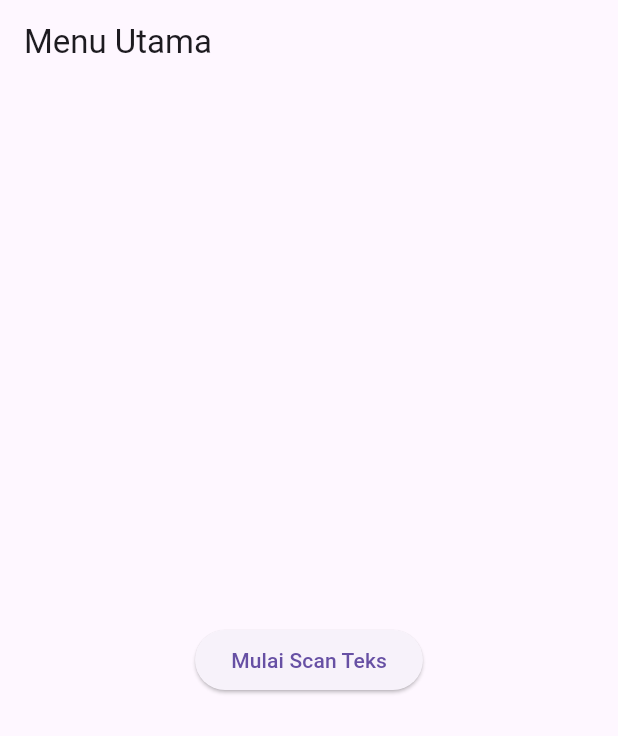
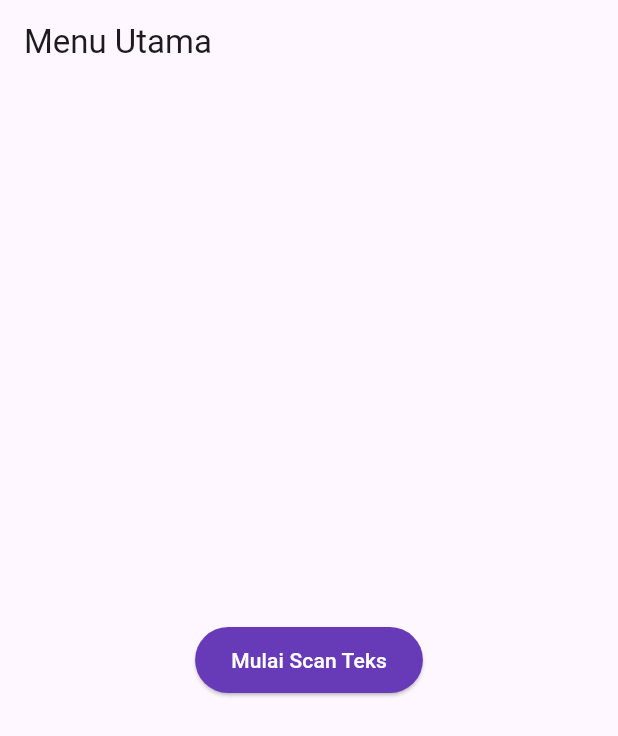
Before and after one commit to tugaskuliahh1/ocr_sederhanaUTS, a Flutter app: the screen it shows after launch, on a phone screen of 412 x 824 dp. Shown: the top 736 px of the screen. Run offline on Flutter 3.47's test engine with Material 3 defaults, Android fonts, the phone set to English and light mode, and no system bars; our stand-ins replace camera, flutter_tts; missing offline and left inert: google_mlkit_text_recognition.

Commit message:
update uts soal 1

```diff
--- a/lib/screens/home_screen.dart
+++ b/lib/screens/home_screen.dart
@@ -1,5 +1,5 @@
 import 'package:flutter/material.dart';
-import 'package:ocr_sederhana/screens/scan_screen.dart';
+import 'scan_screen.dart';
 
 class HomeScreen extends StatelessWidget {
   const HomeScreen({super.key});
@@ -16,7 +16,14 @@ class HomeScreen extends StatelessWidget {
               MaterialPageRoute(builder: (_) => const ScanScreen()),
             );
           },
-          child: const Text('Mulai Scan Teks'),
+          style: ElevatedButton.styleFrom(
+            backgroundColor: Colors.deepPurple,
+            padding: const EdgeInsets.symmetric(horizontal: 24, vertical: 12),
+          ),
+          child: const Text(
+            'Mulai Scan Teks',
+            style: TextStyle(color: Colors.white),
+          ),
         ),
       ),
     );
```
